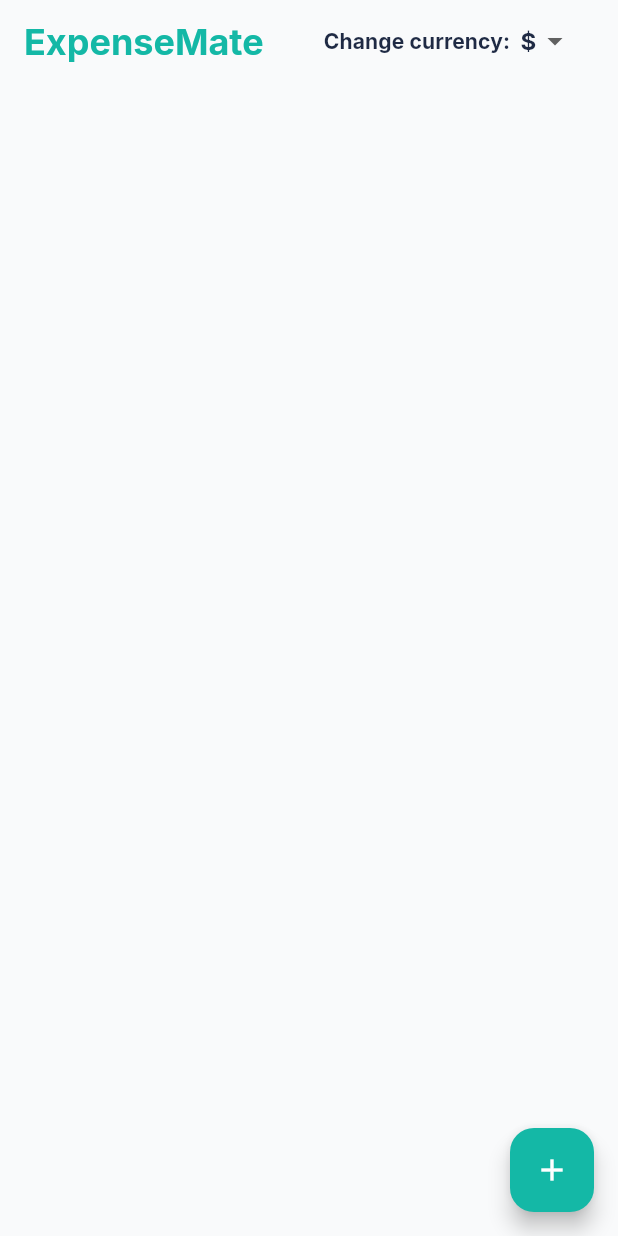
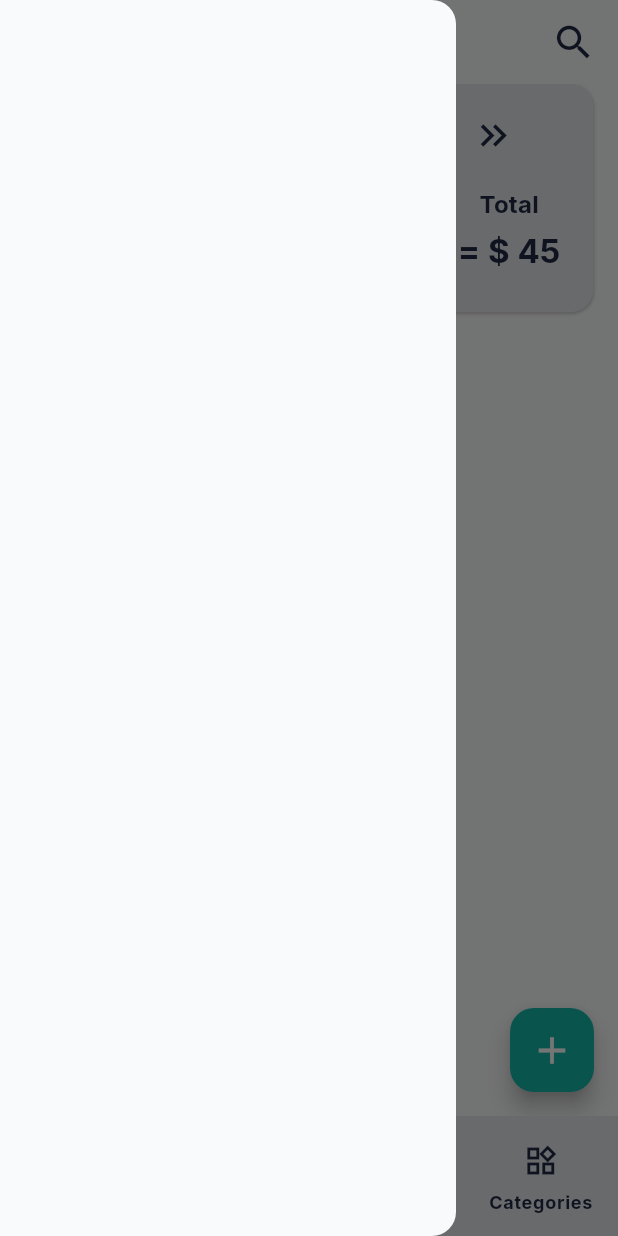
Before and after one commit to Pranto-Baidya/Expense_tracker_app, a Flutter app: the screen it shows after launch, with the side drawer open (before the commit the screen has no drawer), on a phone screen of 412 x 824 dp. Run offline on Flutter 3.47's test engine with Material 3 defaults, Android fonts, the phone set to English and light mode, and no system bars; our stand-ins replace flutter_riverpod, flutter_screenutil, flutter_slidable, google_fonts, sqflite; accounts and stored records are empty.

Commit message:
added expense filtering by month

```diff
--- a/lib/database/db_connection.dart
+++ b/lib/database/db_connection.dart
@@ -53,6 +53,7 @@ class DatabaseConnection{
     return data.map((i)=>ExpenseModel.fromMap(i)).toList();
   }
 
+
   Future<int> updateExpenses(ExpenseModel expense)async{
     final db = await getDB();
     return db.update('expenses', expense.toMap(), where: 'id = ?', whereArgs: [expense.id]);
--- a/lib/main.dart
+++ b/lib/main.dart
@@ -1,4 +1,5 @@
-import 'package:expense_tracker_app/screens/home_screen.dart';
+import 'package:expense_tracker_app/screens/all_screens.dart';
+import 'package:expense_tracker_app/screens/records_screen.dart';
 import 'package:expense_tracker_app/theme_data.dart';
 import 'package:flutter/material.dart';
 import 'package:flutter_riverpod/flutter_riverpod.dart';
@@ -20,7 +21,7 @@ class MyApp extends ConsumerWidget {
       builder: (context,_){
         return MaterialApp(
           debugShowCheckedModeBanner: false,
-          home: Home(),
+          home: AllScreens(),
           theme: lightTheme,
           darkTheme: darkTheme,
         );
--- a/lib/riverpod/expense_riverpod/expense_riverpod.dart
+++ b/lib/riverpod/expense_riverpod/expense_riverpod.dart
@@ -7,12 +7,14 @@ final expenseProvider = StateNotifierProvider<ExpenseNotifier,ExpenseState>((ref
 
 class ExpenseState{
   final List<ExpenseModel> expenses;
+  final List<ExpenseModel> filteredRecord;
   final bool isLoading;
   final bool hasMore;
   final int offset;
 
   ExpenseState({
     this.expenses = const [],
+    this.filteredRecord = const [],
     this.isLoading = false,
     this.hasMore = true,
     this.offset = 0
@@ -20,12 +22,14 @@ class ExpenseState{
 
   ExpenseState copyWith({
     List<ExpenseModel>? expenses,
+    List<ExpenseModel>? filteredRecord,
     bool? isLoading,
     bool? hasMore,
     int? offset
   }){
     return ExpenseState(
       expenses: expenses ?? this.expenses,
+      filteredRecord: filteredRecord ?? this.filteredRecord,
       isLoading: isLoading ?? this.isLoading,
       hasMore: hasMore ?? this.hasMore,
       offset: offset ?? this.offset
@@ -70,7 +74,20 @@ class ExpenseNotifier extends StateNotifier<ExpenseState>{
     );
 
     state = state.copyWith(expenses: [newExpense,...state.expenses]);
+    _autoFilter();
   }
+
+  void _autoFilter() {
+    final selectedMonth = DateTime.now();
+    final filtered = state.expenses.where((item) {
+      final expenseDate = DateTime.parse(item.date);
+      return expenseDate.year == selectedMonth.year &&
+          expenseDate.month == selectedMonth.month;
+    }).toList();
+
+    state = state.copyWith(filteredRecord: filtered);
+  }
+
 
   Future<void> updateExpense(ExpenseModel expense)async{
     await databaseConnection.updateExpenses(expense);
@@ -78,6 +95,7 @@ class ExpenseNotifier extends StateNotifier<ExpenseState>{
     state = state.copyWith(
       expenses: state.expenses.map((e)=>e.id==expense.id? expense : e).toList()
     );
+    _autoFilter();
   }
 
   Future<void> deleteExpense(int id)async{
@@ -85,10 +103,16 @@ class ExpenseNotifier extends StateNotifier<ExpenseState>{
     state = state.copyWith(
       expenses: state.expenses.where((e)=>e.id!=id).toList()
     );
+    _autoFilter();
   }
 
-  Future<void> refreshExpenseRecord()async{
-    state = ExpenseState();
-    await getExpenses();
+  void filterRecordsByMonth(DateTime selectedTime) {
+    final filtered = state.expenses.where((item) {
+      final expenseDate = DateTime.parse(item.date);
+      return expenseDate.year == selectedTime.year &&
+          expenseDate.month == selectedTime.month;
+    }).toList();
+
+    state = state.copyWith(filteredRecord: filtered);
   }
 }
--- /dev/null
+++ b/lib/screens/accounts_screen.dart
@@ -0,0 +1,26 @@
+import 'package:expense_tracker_app/widgets/custom_appbar.dart';
+import 'package:flutter/material.dart';
+import 'package:flutter_riverpod/flutter_riverpod.dart';
+
+class AccountsScreen extends ConsumerStatefulWidget {
+  const AccountsScreen({super.key});
+
+  @override
+  _StatsScreenState createState() => _StatsScreenState();
+}
+
+class _StatsScreenState extends ConsumerState<AccountsScreen> {
+  @override
+  Widget build(BuildContext context) {
+    return Scaffold(
+      body: Center(
+        child: Column(
+          mainAxisAlignment: MainAxisAlignment.center,
+          children: [
+            Text('Coming Soon!')
+          ],
+        ),
+      ),
+    );
+  }
+}
--- a/lib/screens/all_screens.dart
+++ b/lib/screens/all_screens.dart
@@ -0,0 +1,84 @@
+
+
+import 'package:expense_tracker_app/screens/accounts_screen.dart';
+import 'package:expense_tracker_app/screens/categories_screen.dart';
+import 'package:expense_tracker_app/screens/records_screen.dart';
+import 'package:expense_tracker_app/screens/stats_screen.dart';
+import 'package:expense_tracker_app/widgets/custom_appbar.dart';
+import 'package:flutter/material.dart';
+import 'package:flutter/services.dart';
+import 'package:flutter_riverpod/flutter_riverpod.dart';
+import 'package:flutter_riverpod/legacy.dart';
+import 'package:flutter_screenutil/flutter_screenutil.dart';
+
+final indexProvider = StateProvider<int>((ref)=>0);
+
+class AllScreens extends ConsumerStatefulWidget {
+  const AllScreens({super.key});
+
+  @override
+  _AllScreensState createState() => _AllScreensState();
+}
+
+class _AllScreensState extends ConsumerState<AllScreens> {
+  @override
+  Widget build(BuildContext context) {
+    final index = ref.watch(indexProvider);
+    var theme = Theme.of(context);
+    return Scaffold(
+      appBar: CustomAppbar(
+          title: 'ExpenseMate',
+          action: [
+            Padding(
+              padding: EdgeInsets.only(right: 5.w),
+              child: IconButton(
+                  onPressed: (){
+
+                  },
+                  icon: Icon(Icons.search,color: theme.iconTheme.color,size: 30,)
+              ),
+            )
+          ],
+      ),
+     body: IndexedStack(
+       index: index,
+       children: [
+         RecordsScreen(),
+         StatsScreen(),
+         AccountsScreen(),
+         CategoryScreen()
+       ],
+     ),
+     bottomNavigationBar: NavigationBar(
+         backgroundColor: theme.navigationBarTheme.backgroundColor,
+         selectedIndex: index,
+         onDestinationSelected: (ind){
+         ref.read(indexProvider.notifier).state = ind;
+       },
+         destinations: [
+           NavigationDestination(
+               selectedIcon: Icon(Icons.featured_play_list,color: Colors.black,),
+               icon: Icon(Icons.featured_play_list_outlined,color: theme.iconTheme.color,),
+               label: 'Records'
+           ),
+           NavigationDestination(
+               selectedIcon: Icon(Icons.insert_chart,color: Colors.black,),
+               icon: Icon(Icons.insert_chart_outlined,color: theme.iconTheme.color,),
+               label: 'Statistics'
+           ),
+           NavigationDestination(
+               selectedIcon: Icon(Icons.account_balance_wallet,color: Colors.black,),
+               icon: Icon(Icons.account_balance_wallet_outlined,color: theme.iconTheme.color,),
+               label: 'Accounts'
+           ),
+           NavigationDestination(
+               selectedIcon: Icon(Icons.widgets,color: Colors.black,),
+               icon: Icon(Icons.widgets_outlined,color: theme.iconTheme.color,),
+               label: 'Categories'
+           ),
+         ]
+       ),
+      drawer: Drawer(),
+    );
+  }
+}
--- /dev/null
+++ b/lib/screens/categories_screen.dart
@@ -0,0 +1,26 @@
+import 'package:expense_tracker_app/widgets/custom_appbar.dart';
+import 'package:flutter/material.dart';
+import 'package:flutter_riverpod/flutter_riverpod.dart';
+
+class CategoryScreen extends ConsumerStatefulWidget {
+  const CategoryScreen({super.key});
+
+  @override
+  _StatsScreenState createState() => _StatsScreenState();
+}
+
+class _StatsScreenState extends ConsumerState<CategoryScreen> {
+  @override
+  Widget build(BuildContext context) {
+    return Scaffold(
+      body: Center(
+        child: Column(
+          mainAxisAlignment: MainAxisAlignment.center,
+          children: [
+            Text('Coming Soon!')
+          ],
+        ),
+      ),
+    );
+  }
+}
--- a/lib/screens/home_screen.dart
+++ b/lib/screens/records_screen.dart
@@ -8,6 +8,9 @@ import 'package:flutter/material.dart';
 import 'package:flutter_riverpod/flutter_riverpod.dart';
 import 'package:flutter_riverpod/legacy.dart';
 import 'package:flutter_screenutil/flutter_screenutil.dart';
+import 'package:intl/intl.dart';
+
+import '../widgets/balace_dashboard.dart';
 
 final categoryProvider = StateProvider<String>((ref)=>'Personal');
 final categorySelectionProvider = StateProvider<bool>((ref)=>false);
@@ -15,14 +18,16 @@ final checkTypingProvider = StateProvider<bool>((ref)=>false);
 final currencyProvider = StateProvider<String>((ref)=>'\$');
 final editingProvider = StateProvider<bool>((ref)=>false);
 
-class Home extends ConsumerStatefulWidget {
-  const Home({super.key});
+final selectedMonthProvider = StateProvider<DateTime>((ref)=>DateTime.now());
+
+class RecordsScreen extends ConsumerStatefulWidget {
+  const RecordsScreen({super.key});
 
   @override
   _HomeState createState() => _HomeState();
 }
 
-class _HomeState extends ConsumerState<Home> {
+class _HomeState extends ConsumerState<RecordsScreen> {
 
   final TextEditingController _titleController = TextEditingController();
   final TextEditingController _amountController = TextEditingController();
@@ -30,17 +35,17 @@ class _HomeState extends ConsumerState<Home> {
   final TextEditingController _editTitleController = TextEditingController();
   final TextEditingController _editAmountController = TextEditingController();
 
-
   @override
   void initState() {
-    WidgetsBinding.instance.addPostFrameCallback((_){
-      ref.read(expenseProvider.notifier).getExpenses();
+    super.initState();
+    WidgetsBinding.instance.addPostFrameCallback((_) async {
+      await ref.read(expenseProvider.notifier).getExpenses();
+
+      final selectedDate = ref.read(selectedMonthProvider);
+      ref.read(expenseProvider.notifier).filterRecordsByMonth(selectedDate);
     });
-    _titleController.addListener(()=>checkTyping(ref));
-    _amountController.addListener(()=>checkTyping(ref));
+  }
 
-    super.initState();
-  }
 
   @override
   void dispose() {
@@ -140,6 +145,7 @@ class _HomeState extends ConsumerState<Home> {
                                     date: DateTime.now().toIso8601String()
                                 )
                             );
+                            ref.read(expenseProvider.notifier).filterRecordsByMonth(ref.read(selectedMonthProvider));
                             Navigator.pop(context);
                           },
                           title: 'Add Expense'
@@ -253,6 +259,8 @@ class _HomeState extends ConsumerState<Home> {
 
                       ref.read(editingProvider.notifier).state = false;
                       ref.read(checkTypingProvider.notifier).state = false;
+
+                      ref.read(expenseProvider.notifier).filterRecordsByMonth(ref.read(selectedMonthProvider));
                       Navigator.pop(context);
                     },
                     title: 'Edit expense',
@@ -287,6 +295,7 @@ class _HomeState extends ConsumerState<Home> {
               TextButton(
                   onPressed: (){
                     ref.read(expenseProvider.notifier).deleteExpense(id);
+                    ref.read(expenseProvider.notifier).filterRecordsByMonth(ref.read(selectedMonthProvider));
                     Navigator.pop(context);
                   },
                   child: Text('Delete',style: Theme.of(context).textTheme.titleMedium,)
@@ -333,61 +342,37 @@ class _HomeState extends ConsumerState<Home> {
 
     final selectedCurrency = ref.watch(currencyProvider);
 
+    final dateState = ref.watch(selectedMonthProvider);
+    final dateNotifier = ref.read(selectedMonthProvider.notifier);
+
+    final expenseList = expenseState.filteredRecord;
     return Scaffold(
       backgroundColor: theme.scaffoldBackgroundColor,
-      appBar: CustomAppbar(
-          title: 'ExpenseMate',
-          action: [
-            Padding(
-              padding: const EdgeInsets.only(right: 30),
-              child: Center(
-                child: Row(
-                  mainAxisSize: MainAxisSize.min,
+      body: Column(
           children: [
-                    Text(
-                      "Change currency:  ",
-                      style: theme.textTheme.titleSmall,
+            BalanceDashboard(
+                theme: theme,
+                dateNotifier: dateNotifier,
+                dateState: dateState,
+                selectedCurrency: selectedCurrency
             ),
-                    DropdownButton<String>(
-                      dropdownColor: theme.dropdownMenuTheme.menuStyle?.backgroundColor?.resolve(({})),
-                      value: selectedCurrency,
-                      underline: const SizedBox(),
-                      items: currencies.map((cr) {
-                        return DropdownMenuItem(
-                          value: cr,
-                          child: Center(
-                            child: Text(
-                              cr, style: theme.textTheme.titleMedium,
-                            ),
-                          ),
-                        );
-                      }).toList(),
-                      onChanged: (value) {
-                        ref.read(currencyProvider.notifier).state = value!;
-                      },
-                    ),
-                  ],
-                ),
-              ),
-            )
-
-          ],
-      ),
-      body: RefreshIndicator(
-        onRefresh: ()=> expenseNotifier.refreshExpenseRecord(),
-        child: NotificationListener<ScrollNotification>(
+            SizedBox(height: 10.h,),
+            if(expenseList.isEmpty)
+              Center(child: Text('No records yet'),),
+            NotificationListener<ScrollNotification>(
                 onNotification: (scrollInfo){
                   if(scrollInfo.metrics.pixels>=scrollInfo.metrics.maxScrollExtent-100 && !expenseState.isLoading && expenseState.hasMore){
                     expenseNotifier.getExpenses();
                   }
                   return false;
                 },
+                child: Expanded(
                   child: ListView.builder(
                       shrinkWrap: true,
-                itemCount: expenseState.expenses.length + (expenseState.hasMore? 1 : 0),
+                      itemCount: expenseList.length + (expenseState.hasMore? 1 : 0),
                       itemBuilder: (context,index){
-                  if(index<expenseState.expenses.length){
-                    final data = expenseState.expenses[index];
+                        if(index<expenseList.length){
+                          final data = expenseList[index];
                            return ExpenseTile(
                                icon: icons(data.category),
                                expenseModel: data,
@@ -407,13 +392,16 @@ class _HomeState extends ConsumerState<Home> {
                           ):SizedBox.shrink();
                         }
                       }
+                  ),
                 )
             ),
+          ],
         ),
+      drawer: Drawer(),
       floatingActionButton: FloatingActionButton(
           onPressed: addExpenseDialogue,
           backgroundColor: theme.colorScheme.primary,
-          child: Icon(Icons.add,color: Colors.white),
+          child: Icon(Icons.add,color: Colors.white,size: 30,),
       ),
     );
   }
--- /dev/null
+++ b/lib/screens/stats_screen.dart
@@ -0,0 +1,27 @@
+import 'package:expense_tracker_app/widgets/custom_appbar.dart';
+import 'package:flutter/material.dart';
+import 'package:flutter_riverpod/flutter_riverpod.dart';
+
+class StatsScreen extends ConsumerStatefulWidget {
+  const StatsScreen({super.key});
+
+  @override
+  _StatsScreenState createState() => _StatsScreenState();
+}
+
+class _StatsScreenState extends ConsumerState<StatsScreen> {
+  @override
+  Widget build(BuildContext context) {
+    return Scaffold(
+      body: Center(
+        child: Column(
+          mainAxisAlignment: MainAxisAlignment.center,
+          children: [
+            Text('Coming Soon!')
+          ],
+        ),
+      ),
+      drawer: Drawer(),
+    );
+  }
+}
--- /dev/null
+++ b/lib/widgets/balace_dashboard.dart
@@ -0,0 +1,138 @@
+import 'package:expense_tracker_app/riverpod/expense_riverpod/expense_riverpod.dart';
+import 'package:flutter/cupertino.dart';
+import 'package:flutter/material.dart';
+import 'package:flutter_riverpod/flutter_riverpod.dart';
+import 'package:flutter_riverpod/legacy.dart';
+import 'package:flutter_screenutil/flutter_screenutil.dart';
+import 'package:intl/intl.dart';
+
+class BalanceDashboard extends ConsumerWidget {
+  const BalanceDashboard({
+    super.key,
+    required this.theme,
+    required this.dateNotifier,
+    required this.dateState,
+    required this.selectedCurrency,
+  });
+
+  final ThemeData theme;
+  final StateController<DateTime> dateNotifier;
+  final DateTime dateState;
+  final String selectedCurrency;
+
+  @override
+  Widget build(BuildContext context,WidgetRef ref) {
+    return Padding(
+      padding: EdgeInsets.symmetric(horizontal: 15.w),
+      child: Container(
+        height: 150.h,
+        decoration: BoxDecoration(
+          color: theme.cardColor,
+          borderRadius: BorderRadius.circular(15.r),
+          boxShadow: [
+            BoxShadow(
+              color: theme.dividerColor.withOpacity(0.2),
+              offset: Offset(0, 1),
+              blurRadius: 1,
+            ),
+          ],
+        ),
+        child: Column(
+          children: [
+            Column(
+              children: [
+                SizedBox(height: 10.h,),
+                Row(
+                  mainAxisAlignment: MainAxisAlignment.spaceEvenly,
+                  children: [
+                    IconButton(
+                        onPressed: (){
+                          dateNotifier.state = DateTime(dateNotifier.state.year,dateNotifier.state.month-1);
+                          ref.read(expenseProvider.notifier).filterRecordsByMonth(dateNotifier.state);
+                        },
+                        icon: Icon(Icons.keyboard_double_arrow_left,color: theme.iconTheme.color,size: 30,)
+                    ),
+                    Text(DateFormat('MMMM, yyyy').format(dateState),style: theme.textTheme.titleMedium,),
+                    IconButton(
+                        onPressed: (){
+                          dateNotifier.state = DateTime(dateNotifier.state.year,dateNotifier.state.month+1);
+                          ref.read(expenseProvider.notifier).filterRecordsByMonth(dateNotifier.state);
+                        },
+                        icon: Icon(Icons.keyboard_double_arrow_right,color: theme.iconTheme.color,size: 30,)
+                    ),
+                  ],
+                ),
+              ],
+            ),
+            Padding(
+              padding: EdgeInsets.symmetric(horizontal: 20.w),
+              child: Column(
+                children: [
+                  SizedBox(height: 10.h,),
+                  Row(
+                    mainAxisAlignment: MainAxisAlignment.spaceBetween,
+                    children: [
+                      Column(
+                        mainAxisAlignment: MainAxisAlignment.center,
+                        children: [
+                          Text(
+                            'Expense',
+                            style: theme.textTheme.titleMedium,
+                          ),
+                          SizedBox(height: 5.h),
+                          Text(
+                            '- $selectedCurrency ${45}',
+                            style: theme.textTheme.titleLarge?.copyWith(
+                              color: Colors.red,
+                              fontWeight: FontWeight.bold,
+                            ),
+                            textAlign: TextAlign.center,
+                          ),
+                        ],
+                      ),
+                      Column(
+                        mainAxisAlignment: MainAxisAlignment.center,
+                        children: [
+                          Text(
+                            'Income',
+                            style: theme.textTheme.titleMedium,
+                          ),
+                          SizedBox(height: 5.h),
+                          Text(
+                            '+ $selectedCurrency ${45}',
+                            style: theme.textTheme.titleLarge?.copyWith(
+                              color: Colors.green,
+                              fontWeight: FontWeight.bold,
+                            ),
+                            textAlign: TextAlign.center,
+                          ),
+                        ],
+                      ),
+                      Column(
+                        mainAxisAlignment: MainAxisAlignment.center,
+                        children: [
+                          Text(
+                            'Total',
+                            style: theme.textTheme.titleMedium,
+                          ),
+                          SizedBox(height: 5.h),
+                          Text(
+                            '= $selectedCurrency ${45}',
+                            style: theme.textTheme.titleLarge?.copyWith(
+                              fontWeight: FontWeight.bold,
+                            ),
+                            textAlign: TextAlign.center,
+                          ),
+                        ],
+                      ),
+                    ],
+                  ),
+                ],
+              ),
+            ),
+          ],
+        ),
+      ),
+    );
+  }
+}
--- a/lib/widgets/custom_appbar.dart
+++ b/lib/widgets/custom_appbar.dart
@@ -7,7 +7,8 @@ import 'package:flutter_riverpod/flutter_riverpod.dart';
 class CustomAppbar extends ConsumerWidget implements PreferredSizeWidget {
   final String title;
   final List<Widget>? action;
-  const CustomAppbar({required this.title,this.action, super.key});
+  final double? toolbarHeight;
+  const CustomAppbar({required this.title,this.action, this.toolbarHeight=kToolbarHeight,super.key});
 
   @override
   Widget build(BuildContext context,WidgetRef ref) {
@@ -15,14 +16,15 @@ class CustomAppbar extends ConsumerWidget implements PreferredSizeWidget {
     return AppBar(
       title: Text(title,style: theme.textTheme.headlineSmall?.copyWith(color: theme.colorScheme.primary),),
       centerTitle: false,
-      toolbarHeight: 55,
+      titleSpacing: 0,
+      toolbarHeight: toolbarHeight ?? 55,
       elevation: 0,
       scrolledUnderElevation: 0,
       backgroundColor: theme.appBarTheme.backgroundColor,
       iconTheme: theme.iconTheme,
       actions: action,
       systemOverlayStyle: SystemUiOverlayStyle(
-        systemNavigationBarColor: Colors.transparent,
+        systemNavigationBarColor: theme.bottomNavigationBarTheme.backgroundColor,
         statusBarColor: Colors.transparent,
         statusBarIconBrightness: Brightness.dark
       ),
@@ -30,5 +32,10 @@ class CustomAppbar extends ConsumerWidget implements PreferredSizeWidget {
   }
 
   @override
-  Size get preferredSize => const Size.fromHeight(kToolbarHeight);
+  Size get preferredSize {
+    if(toolbarHeight!=null) {
+      return Size.fromHeight(toolbarHeight!);
+    }
+    return Size.fromHeight(kToolbarHeight);
+    }
 }
--- a/lib/widgets/expense_tile.dart
+++ b/lib/widgets/expense_tile.dart
@@ -25,7 +25,7 @@ class ExpenseTile extends StatelessWidget {
     var theme = Theme.of(context);
 
     return Padding(
-      padding: EdgeInsets.symmetric(horizontal: 10.w, vertical: 5.h),
+      padding: EdgeInsets.symmetric(horizontal: 15.w, vertical: 5.h),
       child: Slidable(
         key: ValueKey(expenseModel.id),
         startActionPane: ActionPane(
--- a/pubspec.yaml
+++ b/pubspec.yaml
@@ -44,6 +44,7 @@ dependencies:
   flutter_screenutil: ^5.9.3
   google_fonts: ^6.3.2
   flutter_slidable: ^4.0.3
+  intl: ^0.20.2
 
 dev_dependencies:
   flutter_test:
```
Also changed, not shown: pubspec.lock. Lines whose indentation alone changed are shown as unchanged.
